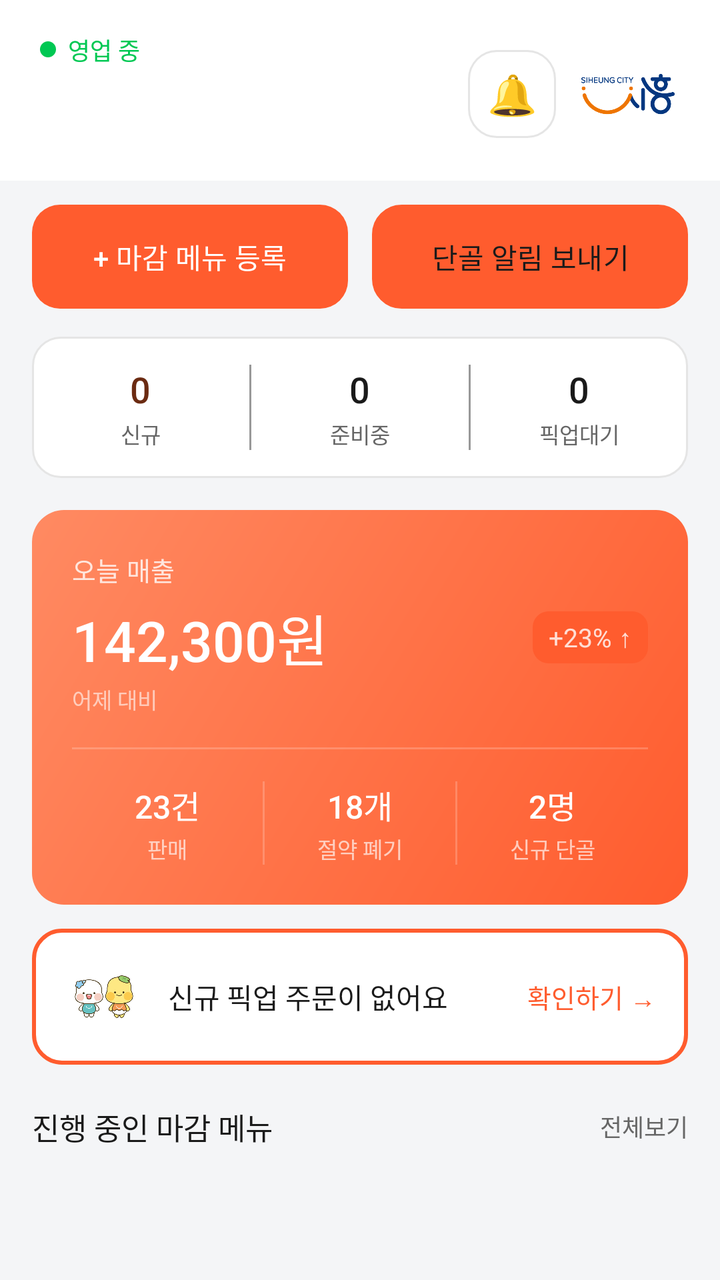
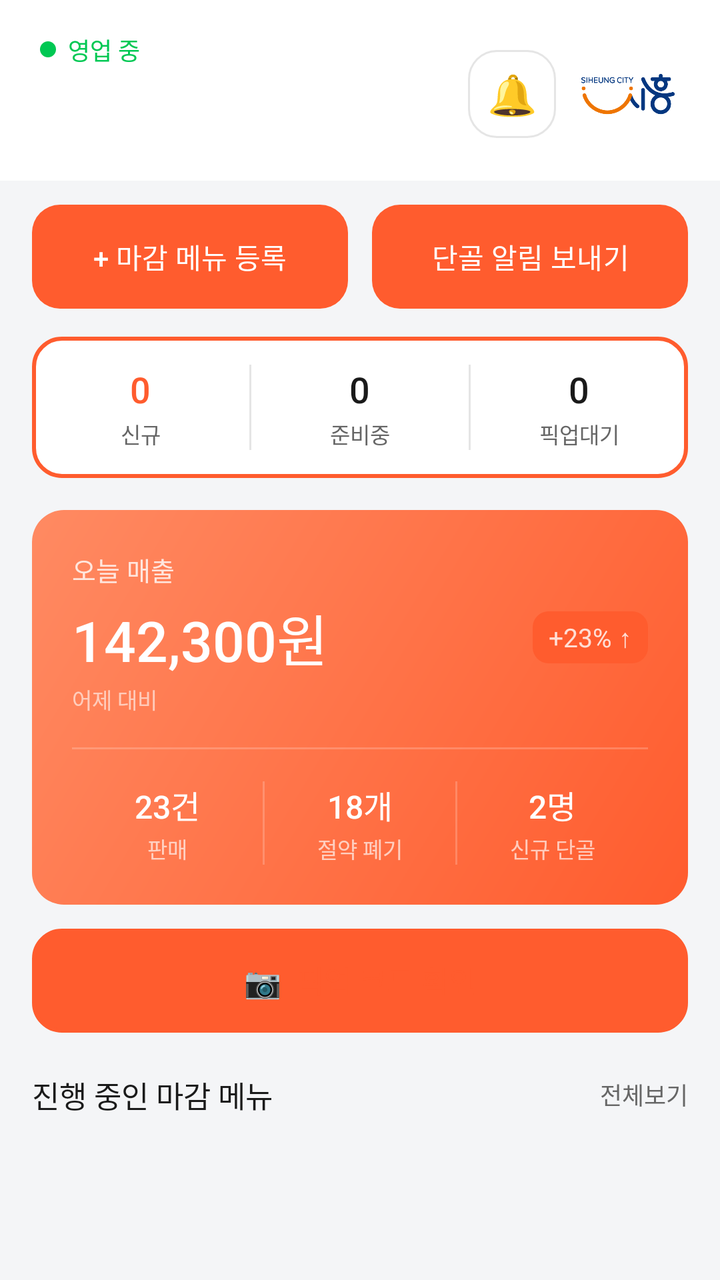

Two renders of the same Android screen: before a commit and after it. Below are the layout's source before the change and the commit's diff.
<!-- AndroidManifest.xml: application theme Theme.Deuktemsiru_seller -->
<!-- res/layout/fragment_home.xml -->
<?xml version="1.0" encoding="utf-8"?>

<androidx.core.widget.NestedScrollView
    xmlns:android="http://schemas.android.com/apk/res/android"
    xmlns:app="http://schemas.android.com/apk/res-auto"
    android:layout_width="match_parent"
    android:layout_height="match_parent"
    android:background="@color/surface"
    android:fillViewport="true">

    <LinearLayout
        android:layout_width="match_parent"
        android:layout_height="wrap_content"
        android:orientation="vertical"
        android:paddingBottom="16dp">

        
        <LinearLayout
            android:layout_width="match_parent"
            android:layout_height="wrap_content"
            android:orientation="horizontal"
            android:gravity="center_vertical"
            android:paddingStart="20dp"
            android:paddingEnd="20dp"
            android:paddingTop="16dp"
            android:paddingBottom="12dp"
            android:background="@color/white">

            <LinearLayout
                android:layout_width="0dp"
                android:layout_height="wrap_content"
                android:layout_weight="1"
                android:orientation="vertical">

                <LinearLayout
                    android:layout_width="wrap_content"
                    android:layout_height="wrap_content"
                    android:orientation="horizontal"
                    android:gravity="center_vertical">

                    <View
                        android:layout_width="8dp"
                        android:layout_height="8dp"
                        android:background="@drawable/bg_status_dot_online"
                        android:layout_marginEnd="6dp" />

                    <TextView
                        android:layout_width="wrap_content"
                        android:layout_height="wrap_content"
                        android:text="영업 중"
                        android:textSize="12sp"
                        android:textColor="@color/online"
                        android:fontFamily="sans-serif-medium" />

                </LinearLayout>

                <TextView
                    android:id="@+id/tv_store_name"
                    android:layout_width="wrap_content"
                    android:layout_height="wrap_content"
                    android:text=""
                    android:textSize="18sp"
                    android:textColor="@color/text"
                    android:fontFamily="sans-serif-medium"
                    android:layout_marginTop="2dp" />

                <TextView
                    android:id="@+id/tv_closing_time"
                    android:layout_width="wrap_content"
                    android:layout_height="wrap_content"
                    android:text=""
                    android:textSize="12sp"
                    android:textColor="@color/text_sub"
                    android:layout_marginTop="2dp" />

            </LinearLayout>

            
            <TextView
                android:id="@+id/btn_bell"
                android:layout_width="44dp"
                android:layout_height="44dp"
                android:gravity="center"
                android:text="🔔"
                android:textSize="20sp"
                android:background="@drawable/bg_card_white"
                android:clickable="true"
                android:focusable="true" />

            <ImageView
                android:layout_width="52dp"
                android:layout_height="52dp"
                android:layout_marginStart="10dp"
                android:contentDescription="시흥시 BI"
                android:scaleType="fitCenter"
                android:src="@drawable/img_siheung_bi" />

        </LinearLayout>

        
        <LinearLayout
            android:layout_width="match_parent"
            android:layout_height="wrap_content"
            android:orientation="horizontal"
            android:layout_marginStart="16dp"
            android:layout_marginEnd="16dp"
            android:layout_marginTop="12dp"
            android:layout_marginBottom="4dp">

            <Button
                android:id="@+id/btn_register_menu"
                android:layout_width="0dp"
                android:layout_height="52dp"
                android:layout_weight="1"
                android:text="+ 마감 메뉴 등록"
                android:textSize="14sp"
                android:textColor="@color/white"
                android:fontFamily="sans-serif-medium"
                android:background="@drawable/bg_button_dark"
                android:layout_marginEnd="6dp"
                android:insetTop="0dp"
                android:insetBottom="0dp"
                android:stateListAnimator="@null" />

            <Button
                android:id="@+id/btn_send_notification"
                android:layout_width="0dp"
                android:layout_height="52dp"
                android:layout_weight="1"
                android:text="단골 알림 보내기"
                android:textSize="14sp"
                android:textColor="@color/text"
                android:fontFamily="sans-serif-medium"
                android:background="@drawable/bg_button_outline"
                android:layout_marginStart="6dp"
                android:insetTop="0dp"
                android:insetBottom="0dp"
                android:stateListAnimator="@null" />

        </LinearLayout>

        
        <LinearLayout
            android:id="@+id/card_notice"
            android:layout_width="match_parent"
            android:layout_height="wrap_content"
            android:orientation="horizontal"
            android:gravity="center_vertical"
            android:background="@drawable/bg_insight_box"
            android:paddingStart="16dp"
            android:paddingEnd="16dp"
            android:paddingTop="12dp"
            android:paddingBottom="12dp"
            android:layout_marginStart="16dp"
            android:layout_marginEnd="16dp"
            android:layout_marginTop="12dp"
            android:visibility="gone">

            <TextView
                android:layout_width="wrap_content"
                android:layout_height="wrap_content"
                android:text="📢"
                android:textSize="16sp"
                android:layout_marginEnd="10dp" />

            <LinearLayout
                android:layout_width="0dp"
                android:layout_height="wrap_content"
                android:layout_weight="1"
                android:orientation="vertical">

                <TextView
                    android:id="@+id/tv_notice_title"
                    android:layout_width="wrap_content"
                    android:layout_height="wrap_content"
                    android:textSize="13sp"
                    android:textColor="@color/text"
                    android:fontFamily="sans-serif-medium" />

                <TextView
                    android:id="@+id/tv_notice_content"
                    android:layout_width="wrap_content"
                    android:layout_height="wrap_content"
                    android:layout_marginTop="2dp"
                    android:textSize="12sp"
                    android:textColor="@color/text_sub" />

            </LinearLayout>

        </LinearLayout>

        
        <LinearLayout
            android:layout_width="match_parent"
            android:layout_height="wrap_content"
            android:orientation="horizontal"
            android:background="@drawable/bg_card_white"
            android:paddingVertical="14dp"
            android:layout_marginStart="16dp"
            android:layout_marginEnd="16dp"
            android:layout_marginTop="10dp"
            android:clickable="true"
            android:focusable="true">

            <LinearLayout
                android:layout_width="0dp"
                android:layout_height="wrap_content"
                android:layout_weight="1"
                android:orientation="vertical"
                android:gravity="center">

                <TextView
                    android:id="@+id/tv_reservation_new"
                    android:layout_width="wrap_content"
                    android:layout_height="wrap_content"
                    android:text="0"
                    android:textSize="18sp"
                    android:textColor="@color/primary_dark"
                    android:fontFamily="sans-serif-medium" />

                <TextView
                    android:layout_width="wrap_content"
                    android:layout_height="wrap_content"
                    android:text="신규"
                    android:textSize="11sp"
                    android:textColor="@color/text_sub"
                    android:layout_marginTop="2dp" />

            </LinearLayout>

            <View
                android:layout_width="1dp"
                android:layout_height="match_parent"
                android:background="@color/text_muted" />

            <LinearLayout
                android:layout_width="0dp"
                android:layout_height="wrap_content"
                android:layout_weight="1"
                android:orientation="vertical"
                android:gravity="center">

                <TextView
                    android:id="@+id/tv_reservation_preparing"
                    android:layout_width="wrap_content"
                    android:layout_height="wrap_content"
                    android:text="0"
                    android:textSize="18sp"
                    android:textColor="@color/text"
                    android:fontFamily="sans-serif-medium" />

                <TextView
                    android:layout_width="wrap_content"
                    android:layout_height="wrap_content"
                    android:text="준비중"
                    android:textSize="11sp"
                    android:textColor="@color/text_sub"
                    android:layout_marginTop="2dp" />

            </LinearLayout>

            <View
                android:layout_width="1dp"
                android:layout_height="match_parent"
                android:background="@color/text_muted" />

            <LinearLayout
                android:layout_width="0dp"
                android:layout_height="wrap_content"
                android:layout_weight="1"
                android:orientation="vertical"
                android:gravity="center">

                <TextView
                    android:id="@+id/tv_reservation_pickup"
                    android:layout_width="wrap_content"
                    android:layout_height="wrap_content"
                    android:text="0"
                    android:textSize="18sp"
                    android:textColor="@color/text"
                    android:fontFamily="sans-serif-medium" />

                <TextView
                    android:layout_width="wrap_content"
                    android:layout_height="wrap_content"
                    android:text="픽업대기"
                    android:textSize="11sp"
                    android:textColor="@color/text_sub"
                    android:layout_marginTop="2dp" />

            </LinearLayout>

        </LinearLayout>

        
        <LinearLayout
            android:id="@+id/card_sales"
            android:layout_width="match_parent"
            android:layout_height="wrap_content"
            android:orientation="vertical"
            android:background="@drawable/bg_gradient_primary_card"
            android:paddingStart="20dp"
            android:paddingEnd="20dp"
            android:paddingTop="20dp"
            android:paddingBottom="20dp"
            android:layout_marginStart="16dp"
            android:layout_marginEnd="16dp"
            android:layout_marginTop="16dp"
            android:clickable="true"
            android:focusable="true">

            <TextView
                android:layout_width="wrap_content"
                android:layout_height="wrap_content"
                android:text="오늘 매출"
                android:textSize="13sp"
                android:textColor="#CCFFFFFF"
                android:fontFamily="sans-serif-medium" />

            <LinearLayout
                android:layout_width="match_parent"
                android:layout_height="wrap_content"
                android:orientation="horizontal"
                android:gravity="center_vertical"
                android:layout_marginTop="4dp">

                <TextView
                    android:id="@+id/tv_today_sales"
                    android:layout_width="0dp"
                    android:layout_height="wrap_content"
                    android:layout_weight="1"
                    android:text="142,300원"
                    android:textSize="28sp"
                    android:textColor="@color/white"
                    android:fontFamily="sans-serif-medium" />

                <TextView
                    android:layout_width="wrap_content"
                    android:layout_height="wrap_content"
                    android:text="+23% ↑"
                    android:textSize="13sp"
                    android:textColor="#CCFFFFFF"
                    android:background="@drawable/bg_rounded_primary"
                    android:paddingStart="8dp"
                    android:paddingEnd="8dp"
                    android:paddingTop="4dp"
                    android:paddingBottom="4dp" />

            </LinearLayout>

            <TextView
                android:layout_width="wrap_content"
                android:layout_height="wrap_content"
                android:text="어제 대비"
                android:textSize="11sp"
                android:textColor="#99FFFFFF"
                android:layout_marginTop="2dp" />

            
            <View
                android:layout_width="match_parent"
                android:layout_height="1dp"
                android:background="#33FFFFFF"
                android:layout_marginTop="16dp"
                android:layout_marginBottom="16dp" />

            
            <LinearLayout
                android:layout_width="match_parent"
                android:layout_height="wrap_content"
                android:orientation="horizontal">

                <LinearLayout
                    android:id="@+id/section_sales_count"
                    android:layout_width="0dp"
                    android:layout_height="wrap_content"
                    android:layout_weight="1"
                    android:orientation="vertical"
                    android:gravity="center"
                    android:clickable="true"
                    android:focusable="true">

                    <TextView
                        android:id="@+id/tv_today_orders"
                        android:layout_width="wrap_content"
                        android:layout_height="wrap_content"
                        android:text="23건"
                        android:textSize="16sp"
                        android:textColor="@color/white"
                        android:fontFamily="sans-serif-medium" />

                    <TextView
                        android:layout_width="wrap_content"
                        android:layout_height="wrap_content"
                        android:text="판매"
                        android:textSize="11sp"
                        android:textColor="#AAFFFFFF"
                        android:layout_marginTop="2dp" />

                </LinearLayout>

                <View
                    android:layout_width="1dp"
                    android:layout_height="match_parent"
                    android:background="#33FFFFFF" />

                <LinearLayout
                    android:id="@+id/section_waste"
                    android:layout_width="0dp"
                    android:layout_height="wrap_content"
                    android:layout_weight="1"
                    android:orientation="vertical"
                    android:gravity="center"
                    android:clickable="true"
                    android:focusable="true">

                    <TextView
                        android:layout_width="wrap_content"
                        android:layout_height="wrap_content"
                        android:text="18개"
                        android:textSize="16sp"
                        android:textColor="@color/white"
                        android:fontFamily="sans-serif-medium" />

                    <TextView
                        android:layout_width="wrap_content"
                        android:layout_height="wrap_content"
                        android:text="절약 폐기"
                        android:textSize="11sp"
                        android:textColor="#AAFFFFFF"
                        android:layout_marginTop="2dp" />

                </LinearLayout>

                <View
                    android:layout_width="1dp"
                    android:layout_height="match_parent"
                    android:background="#33FFFFFF" />

                <LinearLayout
                    android:id="@+id/section_loyal"
                    android:layout_width="0dp"
                    android:layout_height="wrap_content"
                    android:layout_weight="1"
                    android:orientation="vertical"
                    android:gravity="center"
                    android:clickable="true"
                    android:focusable="true">

                    <TextView
                        android:layout_width="wrap_content"
                        android:layout_height="wrap_content"
                        android:text="2명"
                        android:textSize="16sp"
                        android:textColor="@color/white"
                        android:fontFamily="sans-serif-medium" />

                    <TextView
                        android:layout_width="wrap_content"
                        android:layout_height="wrap_content"
                        android:text="신규 단골"
                        android:textSize="11sp"
                        android:textColor="#AAFFFFFF"
                        android:layout_marginTop="2dp" />

                </LinearLayout>

            </LinearLayout>

        </LinearLayout>

        
        <LinearLayout
            android:id="@+id/card_new_order"
            android:layout_width="match_parent"
            android:layout_height="wrap_content"
            android:orientation="horizontal"
            android:gravity="center_vertical"
            android:background="@drawable/bg_card_primary_border"
            android:paddingStart="16dp"
            android:paddingEnd="16dp"
            android:paddingTop="14dp"
            android:paddingBottom="14dp"
            android:layout_marginStart="16dp"
            android:layout_marginEnd="16dp"
            android:layout_marginTop="12dp"
            android:clickable="true"
            android:focusable="true">

            <ImageView
                android:layout_width="40dp"
                android:layout_height="40dp"
                android:layout_marginEnd="12dp"
                android:contentDescription="시흥시 캐릭터"
                android:scaleType="fitCenter"
                android:src="@drawable/img_siheung_character" />

            <TextView
                android:id="@+id/tv_new_order_alert"
                android:layout_width="0dp"
                android:layout_height="wrap_content"
                android:layout_weight="1"
                android:text="@string/new_order_alert_empty"
                android:textSize="14sp"
                android:textColor="@color/text"
                android:fontFamily="sans-serif-medium" />

            <TextView
                android:layout_width="wrap_content"
                android:layout_height="wrap_content"
                android:text="확인하기 →"
                android:textSize="13sp"
                android:textColor="@color/primary"
                android:fontFamily="sans-serif-medium" />

        </LinearLayout>

        
        <LinearLayout
            android:layout_width="match_parent"
            android:layout_height="wrap_content"
            android:orientation="vertical"
            android:layout_marginStart="16dp"
            android:layout_marginEnd="16dp"
            android:layout_marginTop="20dp">

            <LinearLayout
                android:layout_width="match_parent"
                android:layout_height="wrap_content"
                android:orientation="horizontal"
                android:gravity="center_vertical"
                android:layout_marginBottom="10dp">

                <TextView
                    android:layout_width="0dp"
                    android:layout_height="wrap_content"
                    android:layout_weight="1"
                    android:text="@string/active_menus_title"
                    android:textSize="15sp"
                    android:textColor="@color/text"
                    android:fontFamily="sans-serif-medium" />

                <TextView
                    android:layout_width="wrap_content"
                    android:layout_height="wrap_content"
                    android:text="전체보기"
                    android:textSize="12sp"
                    android:textColor="@color/text_sub" />

            </LinearLayout>

            <LinearLayout
                android:id="@+id/active_menu_container"
                android:layout_width="match_parent"
                android:layout_height="wrap_content"
                android:orientation="vertical" />

        </LinearLayout>

    </LinearLayout>

</androidx.core.widget.NestedScrollView>
<!-- resources referenced by this layout -->
<resources>
  <color name="online">#FF00C853</color>
  <color name="primary">#FFFF5C2E</color>
  <color name="primary_dark">#FF6B2B12</color>
  <color name="surface">#FFF4F5F7</color>
  <color name="text">#FF1A1A1A</color>
  <color name="text_muted">#FF999999</color>
  <color name="text_sub">#FF666666</color>
  <color name="white">#FFFFFFFF</color>
  <!-- drawable bg_button_dark (drawable) -->
  <?xml version="1.0" encoding="utf-8"?>
  
  <shape xmlns:android="http://schemas.android.com/apk/res/android"
      android:shape="rectangle">
      <solid android:color="#1A1A1A" />
      <corners android:radius="14dp" />
  </shape>
  <!-- drawable bg_button_outline (drawable) -->
  <?xml version="1.0" encoding="utf-8"?>
  
  <shape xmlns:android="http://schemas.android.com/apk/res/android"
      android:shape="rectangle">
      <solid android:color="#FFFFFF" />
      <stroke android:width="1.5dp" android:color="#E5E5E5" />
      <corners android:radius="14dp" />
  </shape>
  <!-- drawable bg_card_primary_border (drawable) -->
  <?xml version="1.0" encoding="utf-8"?>
  
  <shape xmlns:android="http://schemas.android.com/apk/res/android"
      android:shape="rectangle">
      <solid android:color="#FFFFFF" />
      <stroke android:width="2dp" android:color="#FF5C2E" />
      <corners android:radius="14dp" />
  </shape>
  <!-- drawable bg_card_white (drawable) -->
  <?xml version="1.0" encoding="utf-8"?>
  
  <shape xmlns:android="http://schemas.android.com/apk/res/android"
      android:shape="rectangle">
      <solid android:color="#FFFFFF" />
      <stroke android:width="1dp" android:color="#E5E5E5" />
      <corners android:radius="14dp" />
  </shape>
  <!-- drawable bg_gradient_primary_card (drawable) -->
  <?xml version="1.0" encoding="utf-8"?>
  
  <shape xmlns:android="http://schemas.android.com/apk/res/android"
      android:shape="rectangle">
      <gradient
          android:angle="135"
          android:startColor="#FF5C2E"
          android:endColor="#FF8A62"
          android:type="linear" />
      <corners android:radius="16dp" />
  </shape>
  <!-- drawable bg_insight_box (drawable) -->
  <?xml version="1.0" encoding="utf-8"?>
  
  <shape xmlns:android="http://schemas.android.com/apk/res/android"
      android:shape="rectangle">
      <solid android:color="#FFEDE5" />
      <stroke android:width="1dp" android:color="#FFCDB8" />
      <corners android:radius="12dp" />
  </shape>
  <!-- drawable bg_rounded_primary (drawable) -->
  <?xml version="1.0" encoding="utf-8"?>
  
  <shape xmlns:android="http://schemas.android.com/apk/res/android"
      android:shape="rectangle">
      <solid android:color="#FF5C2E" />
      <corners android:radius="8dp" />
  </shape>
  <!-- drawable bg_status_dot_online (drawable) -->
  <?xml version="1.0" encoding="utf-8"?>
  
  <shape xmlns:android="http://schemas.android.com/apk/res/android"
      android:shape="oval">
      <solid android:color="#00C853" />
      <size android:width="8dp" android:height="8dp" />
  </shape>
  <!-- drawable img_siheung_character: png bitmap (drawable-nodpi, 88320 bytes) -->
  <string name="active_menus_title">진행 중인 마감 메뉴</string>
  <string name="new_order_alert_empty">신규 픽업 주문이 없어요</string>
  <style name="Theme.Deuktemsiru_seller" parent="Base.Theme.Deuktemsiru_seller" />
  <style name="Widget.App.BottomNav" parent="Widget.Material3.BottomNavigationView">
          <item name="itemIconTint">@color/bottom_nav_color</item>
          <item name="itemTextColor">@color/bottom_nav_color</item>
          <item name="itemActiveIndicatorStyle">@style/Widget.App.ActiveIndicator</item>
      </style>
  <style name="Widget.App.ActiveIndicator" parent="Widget.Material3.BottomNavigationView.ActiveIndicator">
          <item name="android:color">@color/primary_light</item>
      </style>
  <color name="primary_light">#FFFFEDE5</color>
  <!-- unchanged entries left out for length: 2 -->
</resources>

<!-- the commit's change to res/layout/fragment_home.xml (unified diff, before → after) -->
@@ -129,9 +129,9 @@
                 android:layout_weight="1"
                 android:text="단골 알림 보내기"
                 android:textSize="14sp"
-                android:textColor="@color/text"
+                android:textColor="@color/white"
                 android:fontFamily="sans-serif-medium"
-                android:background="@drawable/bg_button_outline"
+                android:background="@drawable/bg_button_primary"
                 android:layout_marginStart="6dp"
                 android:insetTop="0dp"
                 android:insetBottom="0dp"
@@ -194,20 +194,21 @@
             android:layout_width="match_parent"
             android:layout_height="wrap_content"
             android:orientation="horizontal"
-            android:background="@drawable/bg_card_white"
+            android:background="@drawable/bg_card_primary_border"
             android:paddingVertical="14dp"
             android:layout_marginStart="16dp"
             android:layout_marginEnd="16dp"
-            android:layout_marginTop="10dp"
-            android:clickable="true"
-            android:focusable="true">
-
-            <LinearLayout
+            android:layout_marginTop="10dp">
+
+            <LinearLayout
+                android:id="@+id/section_order_new"
                 android:layout_width="0dp"
                 android:layout_height="wrap_content"
                 android:layout_weight="1"
                 android:orientation="vertical"
-                android:gravity="center">
+                android:gravity="center"
+                android:clickable="true"
+                android:focusable="true">
 
                 <TextView
                     android:id="@+id/tv_reservation_new"
@@ -215,7 +216,7 @@
                     android:layout_height="wrap_content"
                     android:text="0"
                     android:textSize="18sp"
-                    android:textColor="@color/primary_dark"
+                    android:textColor="@color/primary"
                     android:fontFamily="sans-serif-medium" />
 
                 <TextView
@@ -231,14 +232,17 @@
             <View
                 android:layout_width="1dp"
                 android:layout_height="match_parent"
-                android:background="@color/text_muted" />
-
-            <LinearLayout
+                android:background="@color/border" />
+
+            <LinearLayout
+                android:id="@+id/section_order_preparing"
                 android:layout_width="0dp"
                 android:layout_height="wrap_content"
                 android:layout_weight="1"
                 android:orientation="vertical"
-                android:gravity="center">
+                android:gravity="center"
+                android:clickable="true"
+                android:focusable="true">
 
                 <TextView
                     android:id="@+id/tv_reservation_preparing"
@@ -262,14 +266,17 @@
             <View
                 android:layout_width="1dp"
                 android:layout_height="match_parent"
-                android:background="@color/text_muted" />
-
-            <LinearLayout
+                android:background="@color/border" />
+
+            <LinearLayout
+                android:id="@+id/section_order_pickup"
                 android:layout_width="0dp"
                 android:layout_height="wrap_content"
                 android:layout_weight="1"
                 android:orientation="vertical"
-                android:gravity="center">
+                android:gravity="center"
+                android:clickable="true"
+                android:focusable="true">
 
                 <TextView
                     android:id="@+id/tv_reservation_pickup"
@@ -470,50 +477,21 @@
         </LinearLayout>
 
         
-        <LinearLayout
-            android:id="@+id/card_new_order"
-            android:layout_width="match_parent"
-            android:layout_height="wrap_content"
-            android:orientation="horizontal"
-            android:gravity="center_vertical"
-            android:background="@drawable/bg_card_primary_border"
-            android:paddingStart="16dp"
-            android:paddingEnd="16dp"
-            android:paddingTop="14dp"
-            android:paddingBottom="14dp"
+        <Button
+            android:id="@+id/btn_pickup_verify_home"
+            android:layout_width="match_parent"
+            android:layout_height="52dp"
             android:layout_marginStart="16dp"
             android:layout_marginEnd="16dp"
             android:layout_marginTop="12dp"
-            android:clickable="true"
-            android:focusable="true">
-
-            <ImageView
-                android:layout_width="40dp"
-                android:layout_height="40dp"
-                android:layout_marginEnd="12dp"
-                android:contentDescription="시흥시 캐릭터"
-                android:scaleType="fitCenter"
-                android:src="@drawable/img_siheung_character" />
-
-            <TextView
-                android:id="@+id/tv_new_order_alert"
-                android:layout_width="0dp"
-                android:layout_height="wrap_content"
-                android:layout_weight="1"
-                android:text="@string/new_order_alert_empty"
-                android:textSize="14sp"
-                android:textColor="@color/text"
-                android:fontFamily="sans-serif-medium" />
-
-            <TextView
-                android:layout_width="wrap_content"
-                android:layout_height="wrap_content"
-                android:text="확인하기 →"
-                android:textSize="13sp"
-                android:textColor="@color/primary"
-                android:fontFamily="sans-serif-medium" />
-
-        </LinearLayout>
+            android:background="@drawable/bg_button_outline_orange"
+            android:insetTop="0dp"
+            android:insetBottom="0dp"
+            android:stateListAnimator="@null"
+            android:text="📷  픽업 코드 확인"
+            android:textColor="@color/primary"
+            android:textSize="15sp"
+            android:fontFamily="sans-serif-medium" />
 
         
         <LinearLayout
<!-- resource entries referenced after the edit -->
@@ -1,11 +1,11 @@
 <!-- resources referenced by this layout -->
 <resources>
+  <color name="border">#FFE5E5E5</color>
   <color name="online">#FF00C853</color>
   <color name="primary">#FFFF5C2E</color>
   <color name="primary_dark">#FF6B2B12</color>
   <color name="surface">#FFF4F5F7</color>
   <color name="text">#FF1A1A1A</color>
-  <color name="text_muted">#FF999999</color>
   <color name="text_sub">#FF666666</color>
   <color name="white">#FFFFFFFF</color>
   <!-- drawable bg_button_dark (drawable) -->
@@ -16,13 +16,20 @@
       <solid android:color="#1A1A1A" />
       <corners android:radius="14dp" />
   </shape>
-  <!-- drawable bg_button_outline (drawable) -->
+  <!-- drawable bg_button_outline_orange (drawable) -->
+  <?xml version="1.0" encoding="utf-8"?>
+  <shape xmlns:android="http://schemas.android.com/apk/res/android"
+      android:shape="rectangle">
+      <solid android:color="#FFFFFF" />
+      <stroke android:width="2dp" android:color="#FF5C2E" />
+      <corners android:radius="14dp" />
+  </shape>
+  <!-- drawable bg_button_primary (drawable) -->
   <?xml version="1.0" encoding="utf-8"?>
   
   <shape xmlns:android="http://schemas.android.com/apk/res/android"
       android:shape="rectangle">
-      <solid android:color="#FFFFFF" />
-      <stroke android:width="1.5dp" android:color="#E5E5E5" />
+      <solid android:color="#FF5C2E" />
       <corners android:radius="14dp" />
   </shape>
   <!-- drawable bg_card_primary_border (drawable) -->
@@ -80,9 +87,7 @@
       <solid android:color="#00C853" />
       <size android:width="8dp" android:height="8dp" />
   </shape>
-  <!-- drawable img_siheung_character: png bitmap (drawable-nodpi, 88320 bytes) -->
   <string name="active_menus_title">진행 중인 마감 메뉴</string>
-  <string name="new_order_alert_empty">신규 픽업 주문이 없어요</string>
   <style name="Theme.Deuktemsiru_seller" parent="Base.Theme.Deuktemsiru_seller" />
   <style name="Widget.App.BottomNav" parent="Widget.Material3.BottomNavigationView">
           <item name="itemIconTint">@color/bottom_nav_color</item>
